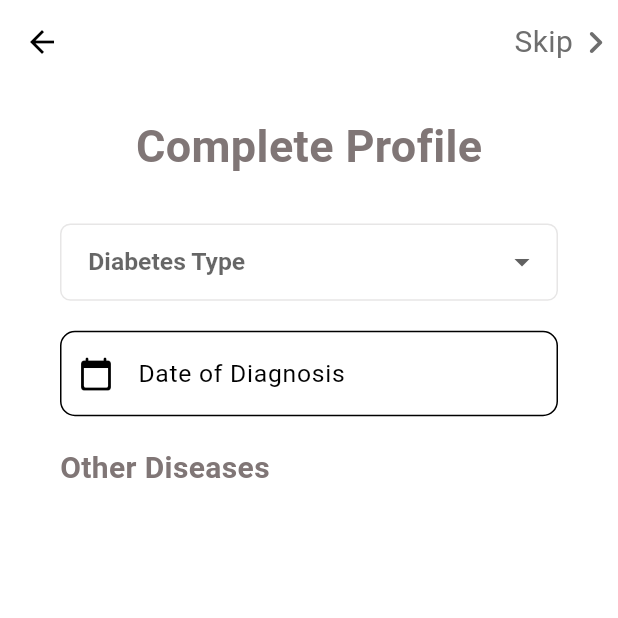
After one commit to anion-hawk/DiaMate, a Flutter app: the PatientCompleteProfile screen opened directly, on a phone screen of 412 x 824 dp, the top half of it. The commit adds this screen. Run offline on Flutter 3.47's test engine with Material 3 defaults, Android fonts, the light colour scheme and no system bars; our stand-ins replace cached_network_image, cookie_jar, firebase_auth, firebase_core, flutter_dotenv, flutter_rating_bar and 4 more; missing offline and left inert: requests; accounts and stored records are empty; network calls fail; Roboto replaces fonts that are missing (Oxygen).

Commit message:
partial ui of patient complete profile done

```diff
--- a/diamate_frontend/lib/config.dart
+++ b/diamate_frontend/lib/config.dart
@@ -3,7 +3,7 @@ import 'package:cookie_jar/cookie_jar.dart';
 import 'package:diamate_frontend/presentation/register_screen/register_screen.dart'
     as reg;
 
-String baseUrl = "http://192.168.2.103:3000";
+String baseUrl = "http://192.168.25.56:3000";
 
 final url_register = '$baseUrl/auth/register';
 final url_cookieCheck = '$baseUrl/user/test';
--- a/diamate_frontend/lib/routes/app_routes.dart
+++ b/diamate_frontend/lib/routes/app_routes.dart
@@ -1,5 +1,6 @@
 //github::::::::::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
 
+import 'package:diamate_frontend/presentation/forum_screen/forum_screen.dart';
 import 'package:flutter/material.dart';
 
 import 'package:diamate_frontend/services/auth/auth_view.dart';
@@ -118,6 +119,7 @@ class AppRoutes {
   static Map<String, WidgetBuilder> routes = {
     authGate: (context) => const AuthGate(),
     authView: (context) => const AuthView(),
+    forumScreen: (context) => ForumScreen(),
     // editProfileScreen: (context) => EditProfileScreen(),
     // registerScreen: (context) => RegisterScreen(),
     // registerPatientScreen: (context) => RegisterPatientScreen(),
--- a/diamate_frontend/lib/services/role_gate.dart
+++ b/diamate_frontend/lib/services/role_gate.dart
@@ -1,6 +1,7 @@
 import 'dart:convert';
 
 import 'package:diamate_frontend/config.dart';
+import 'package:diamate_frontend/views/profile/patient_complete_profile.dart';
 import 'package:diamate_frontend/widgets/custom_elevated_button.dart';
 import 'package:firebase_auth/firebase_auth.dart';
 import 'package:flutter/material.dart';
@@ -41,7 +42,7 @@ class _RoleGateState extends State<RoleGate> {
         if (accountComplete) {
           return _buildRoleView('Patient Page');
         } else {
-          return _buildRoleView('Patient Complete Profile Page');
+          return PatientCompleteProfile();
         }
       case 2:
         if (accountComplete) {
--- /dev/null
+++ b/diamate_frontend/lib/views/profile/patient_complete_profile.dart
@@ -0,0 +1,93 @@
+import 'package:diamate_frontend/routes/app_routes.dart';
+import 'package:diamate_frontend/widgets/custom_drop_down.dart';
+import 'package:diamate_frontend/widgets/form_text.dart';
+import 'package:flutter/material.dart';
+import 'package:intl/intl.dart';
+
+class PatientCompleteProfile extends StatelessWidget {
+  PatientCompleteProfile({super.key});
+
+  final List<String> diabetesTypes = ["Type 1", "Type 2", "None"];
+  String diabetesType = "None";
+  final diagnosisDateController = TextEditingController();
+
+  @override
+  Widget build(BuildContext context) {
+    return Scaffold(
+        appBar: _appBar(context),
+        body: SafeArea(
+            child: Center(
+                child: Padding(
+                    padding: const EdgeInsets.symmetric(
+                        vertical: 20, horizontal: 40),
+                    child: ListView(children: [
+                      const Center(
+                          child: Text("Complete Profile",
+                              style: TextStyle(
+                                  fontSize: 30, fontWeight: FontWeight.bold))),
+                      const SizedBox(height: 30),
+                      CustomDropDown(
+                          items: diabetesTypes,
+                          hintText: "Diabetes Type",
+                          icon: const Icon(Icons.arrow_drop_down),
+                          onChanged: (value) {
+                            diabetesType = value;
+                          }),
+                      const SizedBox(height: 20),
+                      InkWell(
+                        onTap: () {
+                          _selectDate(context, diagnosisDateController);
+                        },
+                        child: AbsorbPointer(
+                          child: CustomTextFormField(
+                              controller: diagnosisDateController,
+                              hintText: "Date of Diagnosis",
+                              obscureText: false,
+                              icon: const Icon(Icons.calendar_today_rounded),
+                              textInputType: TextInputType.datetime),
+                        ),
+                      ),
+                      const SizedBox(height: 20),
+                      const Align(
+                          alignment: Alignment.centerLeft,
+                          child: Text("Other Diseases",
+                              style: TextStyle(
+                                  fontSize: 20, fontWeight: FontWeight.bold)))
+                    ])))));
+  }
+
+  AppBar _appBar(context) {
+    return AppBar(actions: [
+      InkWell(
+          onTap: () {
+            Navigator.pushReplacementNamed(context, AppRoutes.forumScreen);
+          },
+          child: const Row(
+            children: [
+              Text("Skip",
+                  style: TextStyle(
+                      fontSize: 20, color: Color.fromARGB(255, 110, 110, 110))),
+              Icon(
+                Icons.keyboard_arrow_right_rounded,
+                color: Color.fromARGB(255, 110, 110, 110),
+                size: 30,
+              ),
+            ],
+          ))
+    ]);
+  }
+
+  void _selectDate(context, controller) {
+    showDatePicker(
+            context: context,
+            initialDate:
+                DateTime.now().subtract(const Duration(days: 18 * 365)),
+            firstDate: DateTime(1900),
+            lastDate: DateTime.now())
+        .then((value) {
+      if (value != null) {
+        controller.text = DateFormat('yyyy-MM-dd').format(value);
+      }
+    });
+  }
+}
```
